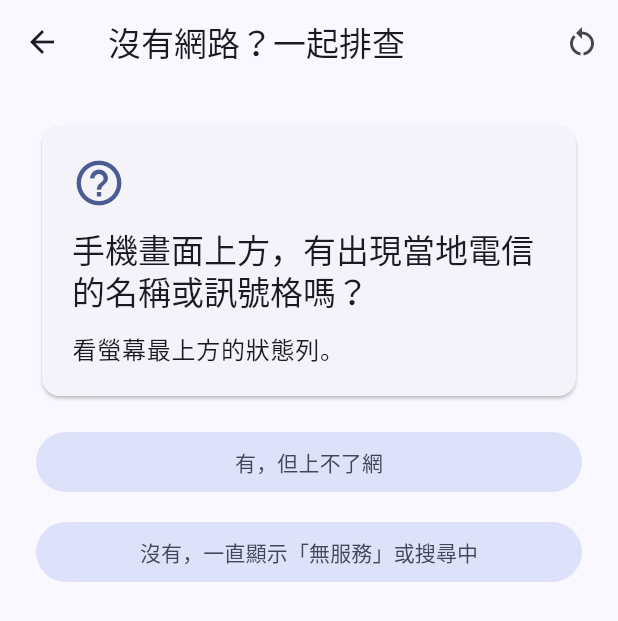
After one commit to ella618s/esim_guide, a Flutter app: the screen it shows after launch, after a tap on "沒有網路？一起排查", on a phone screen of 412 x 824 dp. The commit adds this screen. Shown: the top 621 px of the screen. Run offline on Flutter 3.47's test engine with Material 3 defaults, Android fonts, the phone set to English and light mode, and no system bars; our stand-ins replace flutter_riverpod, shared_preferences.

Commit message:
新增沒網路時的排查流程

```diff
--- a/lib/home_page.dart
+++ b/lib/home_page.dart
@@ -6,6 +6,7 @@ import 'landing_page.dart';
 import 'models.dart';
 import 'providers.dart';
 import 'recommend_page.dart';
+import 'troubleshoot_page.dart';
 
 /// 現在不需要 StatefulWidget 了：狀態放在 tripProvider，畫面只負責「顯示」和「通知改變」
 class HomePage extends ConsumerWidget {
@@ -76,6 +77,13 @@ class HomePage extends ConsumerWidget {
             child: const Text('已經落地了？開啟網路'),
           ),
           const SizedBox(height: 12),
+          OutlinedButton(
+            onPressed: () => Navigator.of(context).push(
+              MaterialPageRoute<void>(builder: (_) => const TroubleshootPage()),
+            ),
+            child: const Text('沒有網路？一起排查'),
+          ),
+          const SizedBox(height: 12),
           TextButton(
             onPressed: () => Navigator.of(context).push(
               MaterialPageRoute<void>(builder: (_) => const GuidePage()),
--- a/lib/landing_page.dart
+++ b/lib/landing_page.dart
@@ -4,6 +4,7 @@ import 'package:flutter_riverpod/flutter_riverpod.dart';
 import 'guide_page.dart' show iconFor;
 import 'models.dart';
 import 'providers.dart';
+import 'troubleshoot_page.dart';
 
 /// 落地後：三步驟開啟網路。每完成一步就勾起來，進度會被記住。
 class LandingPage extends ConsumerWidget {
@@ -83,6 +84,15 @@ class LandingPage extends ConsumerWidget {
                   ),
                 ),
               ],
+              const SizedBox(height: 16),
+              TextButton(
+                onPressed: () => Navigator.of(context).push(
+                  MaterialPageRoute<void>(
+                    builder: (_) => const TroubleshootPage(),
+                  ),
+                ),
+                child: const Text('還是沒有網路？一起排查'),
+              ),
             ],
           );
         },
--- a/lib/models.dart
+++ b/lib/models.dart
@@ -131,3 +131,92 @@ List<EsimPlan> recommendPlans(
   });
   return candidates;
 }
+
+/// 排查流程裡，每個節點的種類
+enum TroubleKind {
+  question, // 問一個問題，依回答前往不同節點
+  fix, // 請使用者做一件事，再問有沒有解決
+  done, // 解決了
+  support, // 都試過了，建議聯絡客服
+}
+
+/// 節點上的一個按鈕：顯示的文字，與按下後前往哪個節點
+class TroubleOption {
+  const TroubleOption({required this.label, required this.next});
+
+  final String label;
+  final String next;
+
+  factory TroubleOption.fromJson(Map<String, dynamic> json) => TroubleOption(
+        label: json['label'] as String,
+        next: json['next'] as String,
+      );
+}
+
+class TroubleNode {
+  const TroubleNode({
+    required this.id,
+    required this.kind,
+    required this.title,
+    required this.text,
+    required this.options,
+    this.action,
+  });
+
+  final String id;
+  final TroubleKind kind;
+  final String title;
+  final String text;
+  final List<TroubleOption> options;
+
+  /// 額外的動作按鈕，目前只有 'landing'（打開落地後三步驟）
+  final String? action;
+
+  factory TroubleNode.fromJson(String id, Map<String, dynamic> json) =>
+      TroubleNode(
+        id: id,
+        kind: TroubleKind.values.byName(json['kind'] as String),
+        title: json['title'] as String,
+        text: (json['text'] as String?) ?? '',
+        action: json['action'] as String?,
+        options: ((json['options'] as List<dynamic>?) ?? const [])
+            .map((e) => TroubleOption.fromJson(e as Map<String, dynamic>))
+            .toList(),
+      );
+}
+
+/// 整個排查流程：一個起點，加上所有節點（像一張「流程圖」）
+class TroubleFlow {
+  const TroubleFlow({required this.start, required this.nodes});
+
+  final String start;
+  final Map<String, TroubleNode> nodes;
+}
+
+Future<TroubleFlow> loadTroubleFlow() async {
+  final raw = await rootBundle.loadString('assets/troubleshoot.json');
+  final json = jsonDecode(raw) as Map<String, dynamic>;
+
+  final nodes = (json['nodes'] as Map<String, dynamic>).map(
+    (id, value) => MapEntry(
+      id,
+      TroubleNode.fromJson(id, value as Map<String, dynamic>),
+    ),
+  );
+  final start = json['start'] as String;
+
+  // 檢查：起點和每個選項指向的節點都要存在。
+  // 之後自己改 JSON 時，只要打錯一個 id，這裡會馬上告訴你是哪一個。
+  if (!nodes.containsKey(start)) {
+    throw FormatException('找不到起點節點：$start');
+  }
+  for (final node in nodes.values) {
+    for (final option in node.options) {
+      if (!nodes.containsKey(option.next)) {
+        throw FormatException('「${node.id}」的選項指向不存在的節點：${option.next}');
+      }
+    }
+  }
+
+  return TroubleFlow(start: start, nodes: nodes);
+}
--- a/lib/providers.dart
+++ b/lib/providers.dart
@@ -127,3 +127,7 @@ class LandingDoneNotifier extends Notifier<Set<int>> {
 
 final landingDoneProvider =
     NotifierProvider<LandingDoneNotifier, Set<int>>(LandingDoneNotifier.new);
+
+/// 沒網路時的排查流程（資料來自 assets/troubleshoot.json）
+final troubleshootProvider =
+    FutureProvider<TroubleFlow>((ref) => loadTroubleFlow());
--- /dev/null
+++ b/lib/troubleshoot_page.dart
@@ -0,0 +1,212 @@
+import 'package:flutter/material.dart';
+import 'package:flutter_riverpod/flutter_riverpod.dart';
+
+import 'landing_page.dart';
+import 'models.dart';
+import 'providers.dart';
+
+/// 外層只負責「載入流程資料」，載入好之後交給 _TroubleshootBody
+class TroubleshootPage extends ConsumerWidget {
+  const TroubleshootPage({super.key});
+
+  @override
+  Widget build(BuildContext context, WidgetRef ref) {
+    final flowAsync = ref.watch(troubleshootProvider);
+    const title = Text('沒有網路？一起排查');
+
+    return flowAsync.when(
+      loading: () => Scaffold(
+        appBar: AppBar(title: title),
+        body: const Center(child: CircularProgressIndicator()),
+      ),
+      error: (error, _) => Scaffold(
+        appBar: AppBar(title: title),
+        body: Center(child: Text('讀取排查流程失敗：$error')),
+      ),
+      data: (flow) => _TroubleshootBody(flow: flow),
+    );
+  }
+}
+
+/// 「目前走到哪一題」只有這個畫面自己需要知道，離開畫面就不用記，
+/// 所以放在 State 裡（暫時性的畫面狀態），不放進 Riverpod。
+class _TroubleshootBody extends StatefulWidget {
+  const _TroubleshootBody({required this.flow});
+
+  final TroubleFlow flow;
+
+  @override
+  State<_TroubleshootBody> createState() => _TroubleshootBodyState();
+}
+
+class _TroubleshootBodyState extends State<_TroubleshootBody> {
+  /// 走過的節點 id，最後一個就是現在這一題；按「上一題」就是把最後一個拿掉
+  late final List<String> _path = [widget.flow.start];
+
+  TroubleNode get _node => widget.flow.nodes[_path.last]!;
+
+  void _goTo(String id) => setState(() => _path.add(id));
+
+  void _back() {
+    if (_path.length > 1) {
+      setState(() => _path.removeLast());
+    }
+  }
+
+  void _restart() {
+    setState(() {
+      _path
+        ..clear()
+        ..add(widget.flow.start);
+    });
+  }
+
+  Widget _wide(Widget child) => Padding(
+        padding: const EdgeInsets.only(bottom: 12),
+        child: SizedBox(width: double.infinity, child: child),
+      );
+
+  List<Widget> _buildActions(TroubleNode node) {
+    final widgets = <Widget>[];
+
+    if (node.action == 'landing') {
+      widgets.add(
+        _wide(
+          OutlinedButton.icon(
+            onPressed: () => Navigator.of(context).push(
+              MaterialPageRoute<void>(builder: (_) => const LandingPage()),
+            ),
+            icon: const Icon(Icons.open_in_new),
+            label: const Text('打開落地後三步驟'),
+          ),
+        ),
+      );
+    }
+
+    for (var i = 0; i < node.options.length; i++) {
+      final option = node.options[i];
+      void onPressed() => _goTo(option.next);
+      final label = Text(option.label);
+
+      final Widget button;
+      if (node.kind == TroubleKind.question) {
+        button = FilledButton.tonal(onPressed: onPressed, child: label);
+      } else {
+        // 「試完了」這類第一個選項是主要按鈕
+        button = i == 0
+            ? FilledButton(onPressed: onPressed, child: label)
+            : OutlinedButton(onPressed: onPressed, child: label);
+      }
+      widgets.add(_wide(button));
+    }
+
+    if (node.kind == TroubleKind.done || node.kind == TroubleKind.support) {
+      widgets.add(
+        _wide(
+          FilledButton(
+            onPressed: () =>
+                Navigator.of(context).popUntil((route) => route.isFirst),
+            child: const Text('回首頁'),
+          ),
+        ),
+      );
+      widgets.add(
+        _wide(OutlinedButton(onPressed: _restart, child: const Text('重新排查'))),
+      );
+    }
+
+    return widgets;
+  }
+
+  @override
+  Widget build(BuildContext context) {
+    final node = _node;
+
+    // PopScope：在第一題以外的地方按返回，是回到「上一題」，而不是離開整個頁面
+    return PopScope(
+      canPop: _path.length == 1,
+      onPopInvokedWithResult: (didPop, result) {
+        if (!didPop) _back();
+      },
+      child: Scaffold(
+        appBar: AppBar(
+          title: const Text('沒有網路？一起排查'),
+          actions: [
+            IconButton(
+              tooltip: '重新排查',
+              icon: const Icon(Icons.restart_alt),
+              onPressed: _restart,
+            ),
+          ],
+        ),
+        body: ListView(
+          padding: const EdgeInsets.all(24),
+          children: [
+            if (_path.length > 1)
+              Align(
+                alignment: Alignment.centerLeft,
+                child: TextButton.icon(
+                  onPressed: _back,
+                  icon: const Icon(Icons.arrow_back),
+                  label: const Text('上一題'),
+                ),
+              ),
+            _NodeCard(node: node),
+            const SizedBox(height: 16),
+            ..._buildActions(node),
+          ],
+        ),
+      ),
+    );
+  }
+}
+
+class _NodeCard extends StatelessWidget {
+  const _NodeCard({required this.node});
+
+  final TroubleNode node;
+
+  IconData get _icon {
+    switch (node.kind) {
+      case TroubleKind.question:
+        return Icons.help_outline;
+      case TroubleKind.fix:
+        return Icons.build_outlined;
+      case TroubleKind.done:
+        return Icons.check_circle_outline;
+      case TroubleKind.support:
+        return Icons.support_agent;
+    }
+  }
+
+  @override
+  Widget build(BuildContext context) {
+    final theme = Theme.of(context);
+
+    Color? cardColor;
+    if (node.kind == TroubleKind.done) {
+      cardColor = theme.colorScheme.tertiaryContainer;
+    } else if (node.kind == TroubleKind.support) {
+      cardColor = theme.colorScheme.secondaryContainer;
+    }
+
+    return Card(
+      color: cardColor,
+      child: Padding(
+        padding: const EdgeInsets.all(20),
+        child: Column(
+          crossAxisAlignment: CrossAxisAlignment.start,
+          children: [
+            Icon(_icon, size: 36, color: theme.colorScheme.primary),
+            const SizedBox(height: 12),
+            Text(node.title, style: theme.textTheme.titleLarge),
+            if (node.text.isNotEmpty) ...[
+              const SizedBox(height: 12),
+              Text(node.text, style: theme.textTheme.bodyLarge),
+            ],
+          ],
+        ),
+      ),
+    );
+  }
+}
```
Also changed, not shown: assets/troubleshoot.json (added, +129 -0 lines), 1 other file.
